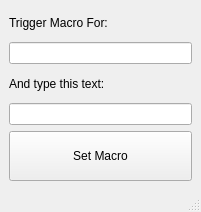
Qt form src/Bookro.ui (JohnCiubuc/Bookro) before a commit.
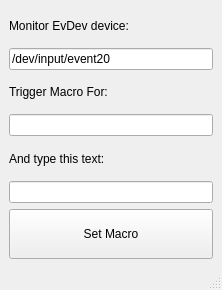
The same form after that commit.

Commit message: Updated EvDevKeyboardListener to switch evdevs. Added UI element to enter evdevs. Updated README with usage instructions

What changed in the file:
```diff
--- a/src/Bookro.ui
+++ b/src/Bookro.ui
@@ -6,8 +6,8 @@
    <rect>
     <x>0</x>
     <y>0</y>
-    <width>201</width>
-    <height>212</height>
+    <width>222</width>
+    <height>290</height>
    </rect>
   </property>
   <property name="windowTitle">
@@ -15,6 +15,20 @@
   </property>
   <widget class="QWidget" name="centralwidget">
    <layout class="QVBoxLayout" name="verticalLayout">
+    <item>
+     <widget class="QLabel" name="label_3">
+      <property name="text">
+       <string>Monitor EvDev device:</string>
+      </property>
+     </widget>
+    </item>
+    <item>
+     <widget class="QLineEdit" name="lineEdit_3">
+      <property name="text">
+       <string>/dev/input/event20</string>
+      </property>
+     </widget>
+    </item>
     <item>
      <widget class="QLabel" name="label">
       <property name="text">
```
Left out of the diff: 2 changed lines with no effect on the pictures. The commit also changes 6 other files.
